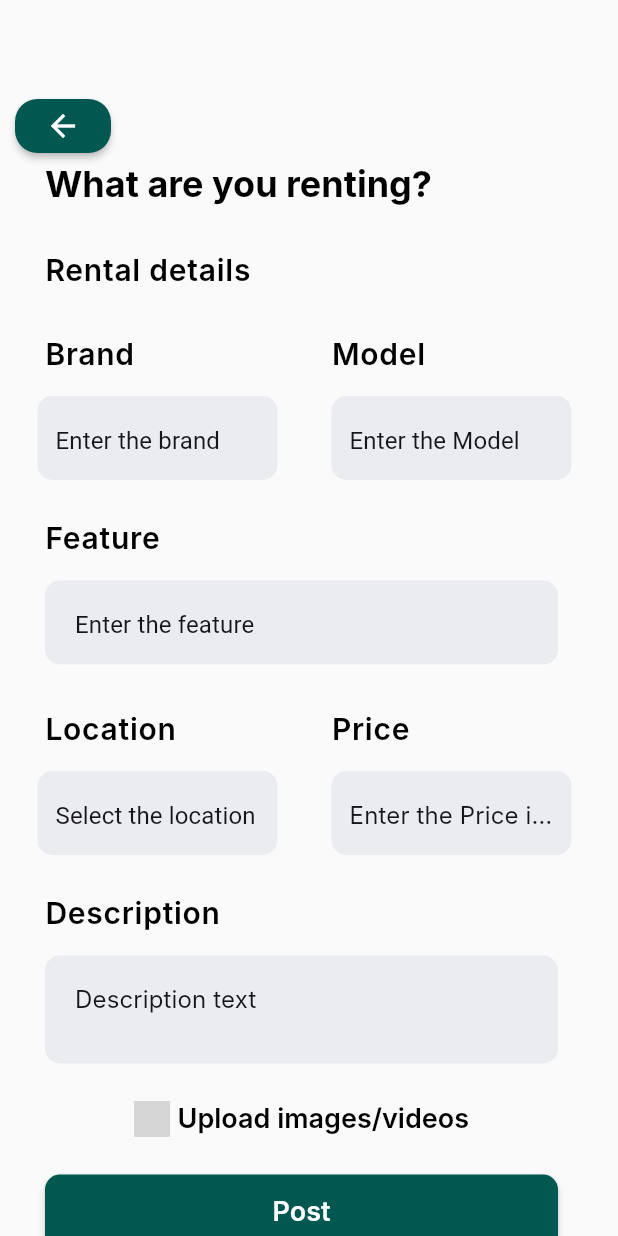
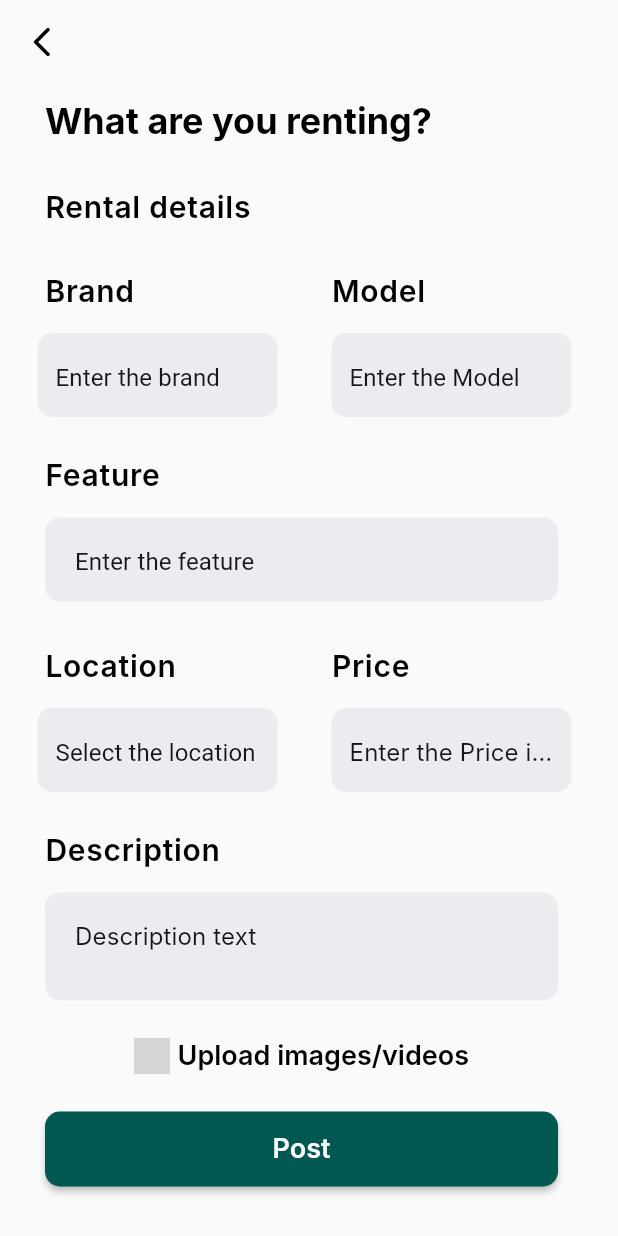
Before and after one commit to Nicozn-LLP/flutter_application_1, a Flutter app: the Addpost screen opened directly, on a phone screen of 412 x 824 dp. Run offline on Flutter 3.47's test engine with Material 2 defaults, Android fonts, the phone set to English and light mode, and no system bars; our stand-ins replace firebase_core, flutter_svg, image_picker, lottie, pinput; missing offline and left inert: circular_bottom_navigation; accounts and stored records are empty; network calls fail; Roboto replaces fonts that are missing (Inter, Poppins); grey boxes are pictures that could not be loaded.

Commit message:
winston committed

```diff
--- a/lib/screens/add_post.dart
+++ b/lib/screens/add_post.dart
@@ -1,5 +1,4 @@
 import 'package:flutter/material.dart';
-import 'package:flutter_application_1/screens/styles.dart';
 import 'package:flutter_svg/flutter_svg.dart';
 
 import 'bottom_bar.dart';
@@ -15,29 +14,24 @@
   @override
   Widget build(BuildContext context) {
     return Scaffold(
+        appBar: AppBar(
+          backgroundColor: Colors.transparent,
+          elevation: 0,
+          leading: IconButton(
+              onPressed: () {
+                Navigator.pop(context);
+              },
+              icon: Icon(
+                Icons.arrow_back_ios_new_rounded,
+                color: Colors.black,
+              )),
+        ),
         body: SingleChildScrollView(
           child: Padding(
             padding: const EdgeInsets.fromLTRB(10.0, 10.0, 20.0, 20.0),
             child: Column(
               crossAxisAlignment: CrossAxisAlignment.start,
               children: [
-            const SizedBox(height: 50),
-            Align(
-              alignment: Alignment.topLeft,
-              child: ElevatedButton(
-                onPressed: () {
-                  Navigator.pop(context);
-                },
-                style: ButtonStyle(
-                  backgroundColor: MaterialStateProperty.all(primaryColor),
-                  shape: MaterialStateProperty.all(RoundedRectangleBorder(
-                    borderRadius: BorderRadius.circular(15.0),
-                  )),
-                ),
-                child: const Icon(Icons.arrow_back),
-              ),
-            ),
-
                 // Section: "What are you renting?"
                 const Padding(
                   padding: EdgeInsets.only(left: 20),
@@ -101,7 +95,8 @@
                               borderRadius: BorderRadius.circular(10),
                             ),
                             child: Padding(
-                          padding: const EdgeInsets.symmetric(horizontal: 12),
+                              padding:
+                                  const EdgeInsets.symmetric(horizontal: 12),
                               child: TextField(
                                 onChanged: (value) {
                                   brand = value;
@@ -152,7 +147,8 @@
                               borderRadius: BorderRadius.circular(10),
                             ),
                             child: Padding(
-                          padding: const EdgeInsets.symmetric(horizontal: 12),
+                              padding:
+                                  const EdgeInsets.symmetric(horizontal: 12),
                               child: TextField(
                                 onChanged: (value) {
                                   model = value;
@@ -205,7 +201,8 @@
                           Padding(
                             padding: const EdgeInsets.only(top: 15),
                             child: Container(
-                          margin: const EdgeInsets.symmetric(horizontal: 20),
+                              margin:
+                                  const EdgeInsets.symmetric(horizontal: 20),
                               width: MediaQuery.of(context).size.width * 0.9,
                               height: 56,
                               decoration: BoxDecoration(
@@ -213,7 +210,8 @@
                                 borderRadius: BorderRadius.circular(10),
                               ),
                               child: Padding(
-                            padding: const EdgeInsets.symmetric(horizontal: 20),
+                                padding:
+                                    const EdgeInsets.symmetric(horizontal: 20),
                                 child: TextField(
                                   onChanged: (value) {
                                     feature = value;
@@ -270,7 +268,8 @@
                               borderRadius: BorderRadius.circular(10),
                             ),
                             child: Padding(
-                          padding: const EdgeInsets.symmetric(horizontal: 12),
+                              padding:
+                                  const EdgeInsets.symmetric(horizontal: 12),
                               child: TextField(
                                 onChanged: (value) {
                                   brand = value;
@@ -321,7 +320,8 @@
                               borderRadius: BorderRadius.circular(10),
                             ),
                             child: Padding(
-                          padding: const EdgeInsets.symmetric(horizontal: 12),
+                              padding:
+                                  const EdgeInsets.symmetric(horizontal: 12),
                               child: TextField(
                                 onChanged: (value) {
                                   model = value;
@@ -371,7 +371,8 @@
                           Padding(
                             padding: const EdgeInsets.only(top: 15),
                             child: Container(
-                          margin: const EdgeInsets.symmetric(horizontal: 20),
+                              margin:
+                                  const EdgeInsets.symmetric(horizontal: 20),
                               width: MediaQuery.of(context).size.width * 0.9,
                               height: 72,
                               decoration: BoxDecoration(
@@ -452,7 +453,8 @@
                           onPressed: () {
                             Navigator.push(
                               context,
-                          MaterialPageRoute(builder: (context) => Bottombar()),
+                              MaterialPageRoute(
+                                  builder: (context) => Bottombar()),
                             ); // Perform action on button press
                           },
                           style: ButtonStyle(
@@ -462,8 +464,8 @@
                             ),
                             backgroundColor: MaterialStateProperty.all<Color>(
                                 const Color(0xFF005851)),
-                        shape:
-                            MaterialStateProperty.all<RoundedRectangleBorder>(
+                            shape: MaterialStateProperty.all<
+                                RoundedRectangleBorder>(
                               RoundedRectangleBorder(
                                 borderRadius: BorderRadius.circular(10),
                               ),
--- a/lib/screens/register_screen.dart
+++ b/lib/screens/register_screen.dart
@@ -183,7 +183,8 @@
                         if (_formKey.currentState!.validate()) {
                           Navigator.push(
                             context,
-                            MaterialPageRoute(builder: (context) => Bottombar()),
+                            MaterialPageRoute(
+                                builder: (context) => Bottombar()),
                           );
                         }
                       },
```
Also changed, not shown: lib/screens/proddet.dart (+24 -30 lines). Lines whose indentation alone changed are shown as unchanged.
